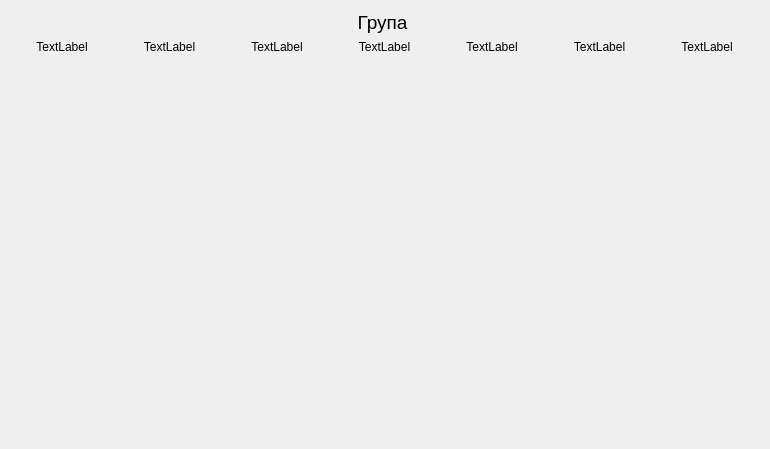
MykytaKa/MVP_Studly_Product, file studly/scheduleClass.ui: the form before one commit.
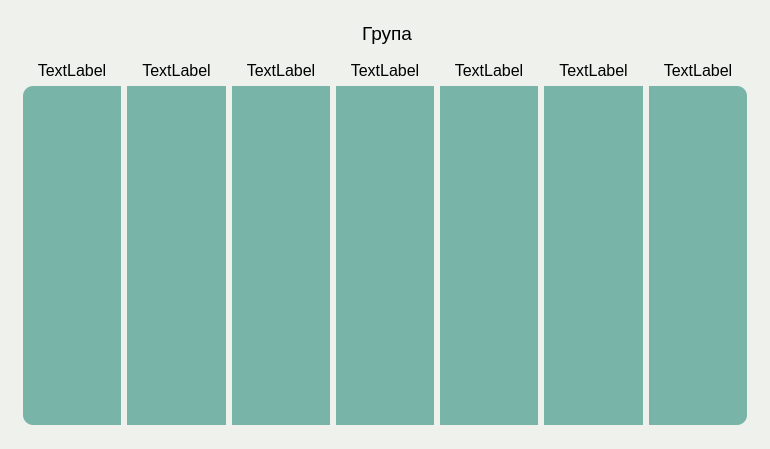
The form after the commit.

Commit message: add worked version of schedule window for teacher and student

The edit to the form file:
```diff
--- a/studly/scheduleClass.ui
+++ b/studly/scheduleClass.ui
@@ -11,7 +11,7 @@
    </rect>
   </property>
   <property name="sizePolicy">
-   <sizepolicy hsizetype="Preferred" vsizetype="Maximum">
+   <sizepolicy hsizetype="Preferred" vsizetype="Preferred">
     <horstretch>0</horstretch>
     <verstretch>0</verstretch>
    </sizepolicy>
@@ -19,98 +19,67 @@
   <property name="windowTitle">
    <string>scheduleWindow</string>
   </property>
-  <layout class="QGridLayout" name="gridLayout">
-   <item row="0" column="1">
-    <widget class="QLabel" name="groupLabel">
-     <property name="sizePolicy">
-      <sizepolicy hsizetype="Preferred" vsizetype="Fixed">
-       <horstretch>0</horstretch>
-       <verstretch>0</verstretch>
-      </sizepolicy>
-     </property>
-     <property name="font">
-      <font>
-       <pointsize>14</pointsize>
-      </font>
-     </property>
-     <property name="autoFillBackground">
-      <bool>false</bool>
-     </property>
+  <property name="styleSheet">
+   <string notr="true">background-color: rgb(239, 241, 237);
+color: rgb(0, 0, 0);
+alternate-background-color: rgb(239, 241, 237);</string>
+  </property>
+  <layout class="QVBoxLayout" name="verticalLayout_8">
+   <property name="spacing">
+    <number>0</number>
+   </property>
+   <item>
+    <widget class="QGroupBox" name="groupBox">
      <property name="styleSheet">
-      <string notr="true">padding-right: 5px;</string>
+      <string notr="true">background-color: rgb(239, 241, 237);
+border-radius: 10px;</string>
      </property>
-     <property name="text">
-      <string>Група</string>
+     <property name="title">
+      <string/>
      </property>
-     <property name="alignment">
-      <set>Qt::AlignCenter</set>
-     </property>
-    </widget>
-   </item>
-   <item row="1" column="1">
+     <layout class="QGridLayout" name="gridLayout_2">
+      <property name="topMargin">
+       <number>0</number>
+      </property>
+      <property name="rightMargin">
+       <number>0</number>
+      </property>
+      <property name="bottomMargin">
+       <number>0</number>
+      </property>
+      <item row="3" column="0">
+       <spacer name="verticalSpacer">
+        <property name="orientation">
+         <enum>Qt::Vertical</enum>
+        </property>
+        <property name="sizeType">
+         <enum>QSizePolicy::Fixed</enum>
+        </property>
+        <property name="sizeHint" stdset="0">
+         <size>
+          <width>20</width>
+          <height>10</height>
+         </size>
+        </property>
+       </spacer>
+      </item>
+      <item row="2" column="0">
     <layout class="QHBoxLayout" name="horizontalLayout">
      <item>
       <layout class="QGridLayout" name="daysContainer">
-       <item row="1" column="5">
-        <widget class="QWidget" name="dayColumn6" native="true">
-         <property name="styleSheet">
-          <string notr="true"/>
-         </property>
-         <layout class="QVBoxLayout" name="verticalLayout_6">
-          <property name="spacing">
-           <number>0</number>
-          </property>
-          <property name="leftMargin">
-           <number>0</number>
-          </property>
-          <property name="topMargin">
-           <number>0</number>
-          </property>
           <property name="rightMargin">
-           <number>0</number>
+           <number>9</number>
           </property>
           <property name="bottomMargin">
            <number>0</number>
           </property>
-         </layout>
-        </widget>
-       </item>
-       <item row="0" column="6">
-        <widget class="QLabel" name="day7Label">
-         <property name="text">
-          <string>TextLabel</string>
-         </property>
-         <property name="alignment">
-          <set>Qt::AlignCenter</set>
-         </property>
-        </widget>
-       </item>
-       <item row="1" column="6">
-        <widget class="QWidget" name="dayColumn7" native="true">
-         <property name="styleSheet">
-          <string notr="true"/>
-         </property>
-         <layout class="QVBoxLayout" name="verticalLayout_7">
-          <property name="spacing">
-           <number>0</number>
-          </property>
-          <property name="leftMargin">
-           <number>0</number>
-          </property>
-          <property name="topMargin">
-           <number>0</number>
-          </property>
-          <property name="rightMargin">
-           <number>0</number>
-          </property>
-          <property name="bottomMargin">
-           <number>0</number>
-          </property>
-         </layout>
-        </widget>
-       </item>
-       <item row="0" column="2">
+          <item row="0" column="3">
         <widget class="QLabel" name="day3Label">
+            <property name="font">
+             <font>
+              <pointsize>12</pointsize>
+             </font>
+            </property>
          <property name="text">
           <string>TextLabel</string>
          </property>
@@ -119,8 +88,13 @@
          </property>
         </widget>
        </item>
-       <item row="0" column="0">
-        <widget class="QLabel" name="day1Label">
+          <item row="0" column="4">
+           <widget class="QLabel" name="day4Label">
+            <property name="font">
+             <font>
+              <pointsize>12</pointsize>
+             </font>
+            </property>
          <property name="text">
           <string>TextLabel</string>
          </property>
@@ -129,56 +103,28 @@
          </property>
         </widget>
        </item>
-       <item row="1" column="2">
-        <widget class="QWidget" name="dayColumn3" native="true">
-         <property name="styleSheet">
-          <string notr="true"/>
-         </property>
-         <layout class="QVBoxLayout" name="verticalLayout_3">
-          <property name="spacing">
-           <number>0</number>
-          </property>
-          <property name="leftMargin">
-           <number>0</number>
-          </property>
-          <property name="topMargin">
-           <number>0</number>
-          </property>
-          <property name="rightMargin">
-           <number>0</number>
-          </property>
-          <property name="bottomMargin">
-           <number>0</number>
-          </property>
-         </layout>
-        </widget>
-       </item>
-       <item row="1" column="4">
-        <widget class="QWidget" name="dayColumn5" native="true">
-         <property name="styleSheet">
-          <string notr="true"/>
-         </property>
-         <layout class="QVBoxLayout" name="verticalLayout_5">
-          <property name="spacing">
-           <number>0</number>
-          </property>
-          <property name="leftMargin">
-           <number>0</number>
-          </property>
-          <property name="topMargin">
-           <number>0</number>
-          </property>
-          <property name="rightMargin">
-           <number>0</number>
-          </property>
-          <property name="bottomMargin">
-           <number>0</number>
-          </property>
-         </layout>
-        </widget>
-       </item>
        <item row="0" column="5">
+           <widget class="QLabel" name="day5Label">
+            <property name="font">
+             <font>
+              <pointsize>12</pointsize>
+             </font>
+            </property>
+            <property name="text">
+             <string>TextLabel</string>
+            </property>
+            <property name="alignment">
+             <set>Qt::AlignCenter</set>
+            </property>
+           </widget>
+          </item>
+          <item row="0" column="6">
         <widget class="QLabel" name="day6Label">
+            <property name="font">
+             <font>
+              <pointsize>12</pointsize>
+             </font>
+            </property>
          <property name="text">
           <string>TextLabel</string>
          </property>
@@ -187,8 +133,102 @@
          </property>
         </widget>
        </item>
-       <item row="1" column="0">
+          <item row="0" column="2">
+           <widget class="QLabel" name="day2Label">
+            <property name="font">
+             <font>
+              <pointsize>12</pointsize>
+             </font>
+            </property>
+            <property name="text">
+             <string>TextLabel</string>
+            </property>
+            <property name="alignment">
+             <set>Qt::AlignCenter</set>
+            </property>
+           </widget>
+          </item>
+          <item row="0" column="7">
+           <widget class="QLabel" name="day7Label">
+            <property name="font">
+             <font>
+              <pointsize>12</pointsize>
+             </font>
+            </property>
+            <property name="text">
+             <string>TextLabel</string>
+            </property>
+            <property name="alignment">
+             <set>Qt::AlignCenter</set>
+            </property>
+           </widget>
+          </item>
+          <item row="0" column="1">
+           <widget class="QLabel" name="day1Label">
+            <property name="font">
+             <font>
+              <pointsize>12</pointsize>
+             </font>
+            </property>
+            <property name="text">
+             <string>TextLabel</string>
+            </property>
+            <property name="alignment">
+             <set>Qt::AlignCenter</set>
+            </property>
+           </widget>
+          </item>
+          <item row="1" column="1" colspan="7">
+           <widget class="QScrollArea" name="scrollArea">
+            <property name="widgetResizable">
+             <bool>true</bool>
+            </property>
+            <widget class="QWidget" name="scrollAreaWidgetContents">
+             <property name="geometry">
+              <rect>
+               <x>0</x>
+               <y>0</y>
+               <width>725</width>
+               <height>321</height>
+              </rect>
+             </property>
+             <property name="sizePolicy">
+              <sizepolicy hsizetype="Preferred" vsizetype="Expanding">
+               <horstretch>0</horstretch>
+               <verstretch>0</verstretch>
+              </sizepolicy>
+             </property>
+             <layout class="QVBoxLayout" name="verticalLayout_9">
+              <property name="leftMargin">
+               <number>0</number>
+              </property>
+              <property name="topMargin">
+               <number>0</number>
+              </property>
+              <property name="rightMargin">
+               <number>0</number>
+              </property>
+              <property name="bottomMargin">
+               <number>0</number>
+              </property>
+              <item>
+               <layout class="QHBoxLayout" name="horizontalLayout_2">
+                <item>
         <widget class="QWidget" name="dayColumn1" native="true">
+                  <property name="sizePolicy">
+                   <sizepolicy hsizetype="Preferred" vsizetype="Expanding">
+                    <horstretch>0</horstretch>
+                    <verstretch>0</verstretch>
+                   </sizepolicy>
+                  </property>
+                  <property name="styleSheet">
+                   <string notr="true">background-color: rgb(120, 180, 167);
+alternate-background-color: rgb(120, 180, 167);
+border-color: rgb(120, 180, 167);
+border-radius: 0px;
+border-top-left-radius: 10px;
+border-bottom-left-radius: 10px;</string>
+                  </property>
          <layout class="QVBoxLayout" name="verticalLayout">
           <property name="spacing">
            <number>0</number>
@@ -208,10 +248,19 @@
          </layout>
         </widget>
        </item>
-       <item row="1" column="1">
+                <item>
         <widget class="QWidget" name="dayColumn2" native="true">
+                  <property name="sizePolicy">
+                   <sizepolicy hsizetype="Preferred" vsizetype="Expanding">
+                    <horstretch>0</horstretch>
+                    <verstretch>0</verstretch>
+                   </sizepolicy>
+                  </property>
          <property name="styleSheet">
-          <string notr="true"/>
+                   <string notr="true">background-color: rgb(120, 180, 167);
+alternate-background-color: rgb(120, 180, 167);
+border-color: rgb(120, 180, 167);
+border-radius: 0px;</string>
          </property>
          <layout class="QVBoxLayout" name="verticalLayout_2">
           <property name="spacing">
@@ -232,56 +281,52 @@
          </layout>
         </widget>
        </item>
-       <item row="0" column="3">
-        <widget class="QLabel" name="day4Label">
-         <property name="text">
-          <string>TextLabel</string>
-         </property>
-         <property name="alignment">
-          <set>Qt::AlignCenter</set>
-         </property>
-        </widget>
-       </item>
-       <item row="0" column="4">
-        <widget class="QLabel" name="day5Label">
-         <property name="text">
-          <string>TextLabel</string>
-         </property>
-         <property name="alignment">
-          <set>Qt::AlignCenter</set>
-         </property>
-        </widget>
-       </item>
-       <item row="0" column="1">
-        <widget class="QLabel" name="day2Label">
-         <property name="text">
-          <string>TextLabel</string>
-         </property>
-         <property name="alignment">
-          <set>Qt::AlignCenter</set>
-         </property>
-        </widget>
-       </item>
-       <item row="1" column="7">
-        <spacer name="verticalSpacer">
-         <property name="orientation">
-          <enum>Qt::Vertical</enum>
-         </property>
-         <property name="sizeType">
-          <enum>QSizePolicy::Expanding</enum>
-         </property>
-         <property name="sizeHint" stdset="0">
-          <size>
-           <width>1</width>
-           <height>800</height>
-          </size>
-         </property>
-        </spacer>
-       </item>
-       <item row="1" column="3">
+                <item>
+                 <widget class="QWidget" name="dayColumn3" native="true">
+                  <property name="sizePolicy">
+                   <sizepolicy hsizetype="Preferred" vsizetype="Expanding">
+                    <horstretch>0</horstretch>
+                    <verstretch>0</verstretch>
+                   </sizepolicy>
+                  </property>
+                  <property name="styleSheet">
+                   <string notr="true">background-color: rgb(120, 180, 167);
+alternate-background-color: rgb(120, 180, 167);
+border-color: rgb(120, 180, 167);
+border-radius: 0px;</string>
+                  </property>
+                  <layout class="QVBoxLayout" name="verticalLayout_3">
+                   <property name="spacing">
+                    <number>0</number>
+                   </property>
+                   <property name="leftMargin">
+                    <number>0</number>
+                   </property>
+                   <property name="topMargin">
+                    <number>0</number>
+                   </property>
+                   <property name="rightMargin">
+                    <number>0</number>
+                   </property>
+                   <property name="bottomMargin">
+                    <number>0</number>
+                   </property>
+                  </layout>
+                 </widget>
+                </item>
+                <item>
         <widget class="QWidget" name="dayColumn4" native="true">
+                  <property name="sizePolicy">
+                   <sizepolicy hsizetype="Preferred" vsizetype="Expanding">
+                    <horstretch>0</horstretch>
+                    <verstretch>0</verstretch>
+                   </sizepolicy>
+                  </property>
          <property name="styleSheet">
-          <string notr="true"/>
+                   <string notr="true">background-color: rgb(120, 180, 167);
+alternate-background-color: rgb(120, 180, 167);
+border-color: rgb(120, 180, 167);
+border-radius: 0px;</string>
          </property>
          <layout class="QVBoxLayout" name="verticalLayout_4">
           <property name="spacing">
@@ -302,9 +347,164 @@
          </layout>
         </widget>
        </item>
-      </layout>
-     </item>
-    </layout>
+                <item>
+                 <widget class="QWidget" name="dayColumn5" native="true">
+                  <property name="sizePolicy">
+                   <sizepolicy hsizetype="Preferred" vsizetype="Expanding">
+                    <horstretch>0</horstretch>
+                    <verstretch>0</verstretch>
+                   </sizepolicy>
+                  </property>
+                  <property name="styleSheet">
+                   <string notr="true">background-color: rgb(120, 180, 167);
+alternate-background-color: rgb(120, 180, 167);
+border-color: rgb(120, 180, 167);
+border-radius: 0px;</string>
+                  </property>
+                  <layout class="QVBoxLayout" name="verticalLayout_5">
+                   <property name="spacing">
+                    <number>0</number>
+                   </property>
+                   <property name="leftMargin">
+                    <number>0</number>
+                   </property>
+                   <property name="topMargin">
+                    <number>0</number>
+                   </property>
+                   <property name="rightMargin">
+                    <number>0</number>
+                   </property>
+                   <property name="bottomMargin">
+                    <number>0</number>
+                   </property>
+                  </layout>
+                 </widget>
+                </item>
+                <item>
+                 <widget class="QWidget" name="dayColumn6" native="true">
+                  <property name="sizePolicy">
+                   <sizepolicy hsizetype="Preferred" vsizetype="Expanding">
+                    <horstretch>0</horstretch>
+                    <verstretch>0</verstretch>
+                   </sizepolicy>
+                  </property>
+                  <property name="styleSheet">
+                   <string notr="true">background-color: rgb(120, 180, 167);
+alternate-background-color: rgb(120, 180, 167);
+border-color: rgb(120, 180, 167);
+border-radius: 0px;</string>
+                  </property>
+                  <layout class="QVBoxLayout" name="verticalLayout_6">
+                   <property name="spacing">
+                    <number>0</number>
+                   </property>
+                   <property name="leftMargin">
+                    <number>0</number>
+                   </property>
+                   <property name="topMargin">
+                    <number>0</number>
+                   </property>
+                   <property name="rightMargin">
+                    <number>0</number>
+                   </property>
+                   <property name="bottomMargin">
+                    <number>0</number>
+                   </property>
+                  </layout>
+                 </widget>
+                </item>
+                <item>
+                 <widget class="QWidget" name="dayColumn7" native="true">
+                  <property name="sizePolicy">
+                   <sizepolicy hsizetype="Preferred" vsizetype="Expanding">
+                    <horstretch>0</horstretch>
+                    <verstretch>0</verstretch>
+                   </sizepolicy>
+                  </property>
+                  <property name="styleSheet">
+                   <string notr="true">background-color: rgb(120, 180, 167);
+alternate-background-color: rgb(120, 180, 167);
+border-radius: 0px;
+border-color: rgb(120, 180, 167);
+border-top-right-radius: 10px;
+border-bottom-right-radius: 10px;</string>
+                  </property>
+                  <layout class="QVBoxLayout" name="verticalLayout_7">
+                   <property name="spacing">
+                    <number>0</number>
+                   </property>
+                   <property name="leftMargin">
+                    <number>0</number>
+                   </property>
+                   <property name="topMargin">
+                    <number>0</number>
+                   </property>
+                   <property name="rightMargin">
+                    <number>0</number>
+                   </property>
+                   <property name="bottomMargin">
+                    <number>0</number>
+                   </property>
+                  </layout>
+                 </widget>
+                </item>
+               </layout>
+              </item>
+             </layout>
+            </widget>
+           </widget>
+          </item>
+         </layout>
+        </item>
+       </layout>
+      </item>
+      <item row="1" column="0">
+       <widget class="QLabel" name="groupLabel">
+        <property name="sizePolicy">
+         <sizepolicy hsizetype="Preferred" vsizetype="Fixed">
+          <horstretch>0</horstretch>
+          <verstretch>0</verstretch>
+         </sizepolicy>
+        </property>
+        <property name="font">
+         <font>
+          <pointsize>14</pointsize>
+          <bold>false</bold>
+         </font>
+        </property>
+        <property name="autoFillBackground">
+         <bool>false</bool>
+        </property>
+        <property name="styleSheet">
+         <string notr="true">padding-right: 5px;
+padding-bottom: 10px;</string>
+        </property>
+        <property name="text">
+         <string>Група</string>
+        </property>
+        <property name="alignment">
+         <set>Qt::AlignCenter</set>
+        </property>
+       </widget>
+      </item>
+      <item row="0" column="0">
+       <spacer name="verticalSpacer_2">
+        <property name="orientation">
+         <enum>Qt::Vertical</enum>
+        </property>
+        <property name="sizeType">
+         <enum>QSizePolicy::Fixed</enum>
+        </property>
+        <property name="sizeHint" stdset="0">
+         <size>
+          <width>20</width>
+          <height>5</height>
+         </size>
+        </property>
+       </spacer>
+      </item>
+     </layout>
+    </widget>
    </item>
   </layout>
  </widget>
```
Lines whose indentation alone changed are shown as unchanged. The commit also changes 18 other files.
